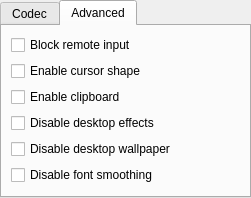
The window that source/console/computer_dialog_desktop.ui (dchapyshev/aspia) describes before a commit, drawn with Qt 5.
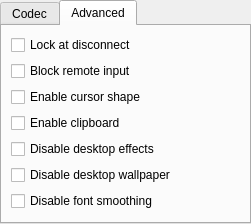
The same window after the commit. The open tabs and pages were chosen to show the change.

Commit message: Implemented the option of desktop locking when disconnected.

What changed in the file:
```diff
--- a/source/console/computer_dialog_desktop.ui
+++ b/source/console/computer_dialog_desktop.ui
@@ -7,7 +7,7 @@
     <x>0</x>
     <y>0</y>
     <width>251</width>
-    <height>189</height>
+    <height>206</height>
    </rect>
   </property>
   <property name="windowTitle">
@@ -123,6 +123,13 @@
        <string>Advanced</string>
       </attribute>
       <layout class="QVBoxLayout" name="verticalLayout_2">
+       <item>
+        <widget class="QCheckBox" name="checkbox_lock_at_disconnect">
+         <property name="text">
+          <string>Lock at disconnect</string>
+         </property>
+        </widget>
+       </item>
        <item>
         <widget class="QCheckBox" name="checkbox_block_remote_input">
          <property name="text">
```
The commit also changes 23 other files.
